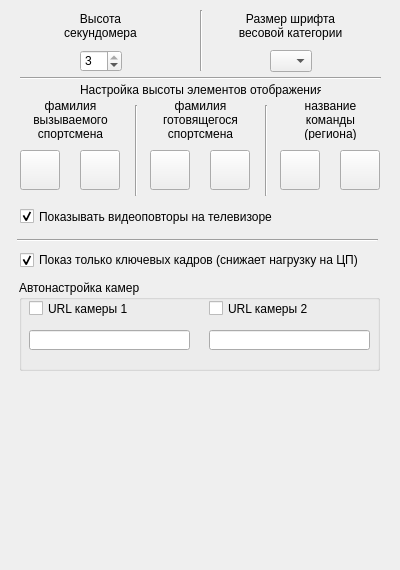
Qt form FormView.ui (zak2791/Tabloh2H) before a commit.
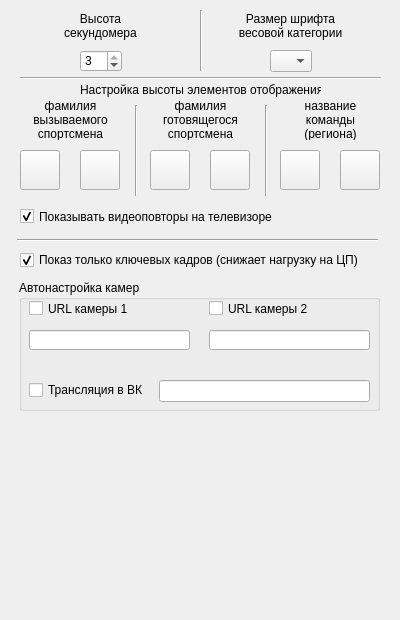
The same form after that commit. Icons and pictures are not drawn.

Commit message: init vk_ver

What changed in the file:
```diff
--- a/FormView.ui
+++ b/FormView.ui
@@ -13,7 +13,7 @@
     <x>0</x>
     <y>0</y>
     <width>400</width>
-    <height>570</height>
+    <height>620</height>
    </rect>
   </property>
   <property name="sizePolicy">
@@ -25,13 +25,13 @@
   <property name="minimumSize">
    <size>
     <width>400</width>
-    <height>570</height>
+    <height>620</height>
    </size>
   </property>
   <property name="maximumSize">
    <size>
     <width>400</width>
-    <height>570</height>
+    <height>620</height>
    </size>
   </property>
   <property name="windowTitle">
@@ -224,7 +224,7 @@
    <property name="geometry">
     <rect>
      <x>26</x>
-     <y>380</y>
+     <y>430</y>
      <width>351</width>
      <height>176</height>
     </rect>
@@ -255,7 +255,7 @@
      <x>19</x>
      <y>280</y>
      <width>361</width>
-     <height>91</height>
+     <height>131</height>
     </rect>
    </property>
    <property name="title">
@@ -307,6 +307,29 @@
      </rect>
     </property>
    </widget>
+   <widget class="QCheckBox" name="cbTurnVK">
+    <property name="geometry">
+     <rect>
+      <x>10</x>
+      <y>100</y>
+      <width>121</width>
+      <height>20</height>
+     </rect>
+    </property>
+    <property name="text">
+     <string>Трансляция в ВК</string>
+    </property>
+   </widget>
+   <widget class="QLineEdit" name="leKeyVK">
+    <property name="geometry">
+     <rect>
+      <x>140</x>
+      <y>100</y>
+      <width>211</width>
+      <height>22</height>
+     </rect>
+    </property>
+   </widget>
   </widget>
   <widget class="Line" name="line_4">
    <property name="geometry">
```
The commit also changes 2 other files.
